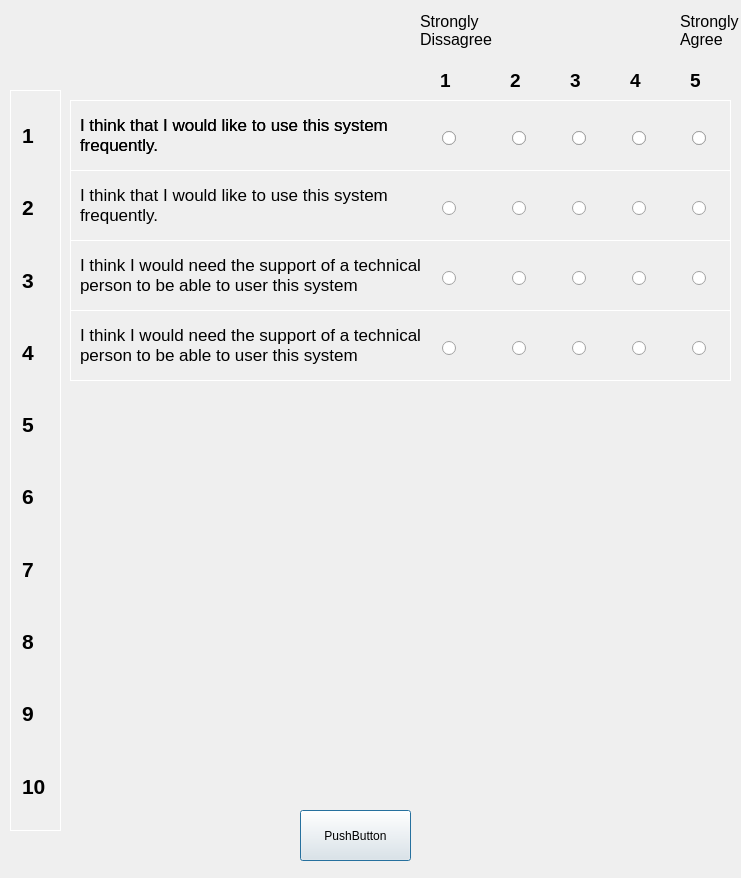
Above: surveydialog.ui from Sabreme/SurveyDialog before the change. Below: the same form after it.
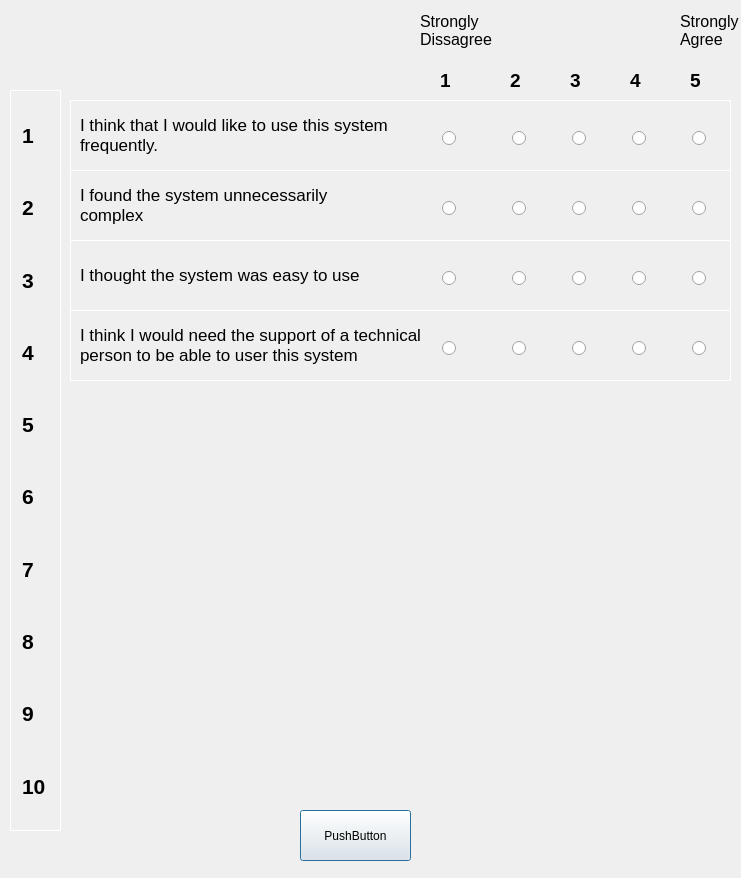
That is the form after the change.

```diff
--- a/surveydialog.ui
+++ b/surveydialog.ui
@@ -216,298 +216,6 @@
      </property>
     </widget>
    </widget>
-   <widget class="QFrame" name="frame_Q1_2">
-    <property name="geometry">
-     <rect>
-      <x>0</x>
-      <y>0</y>
-      <width>661</width>
-      <height>71</height>
-     </rect>
-    </property>
-    <property name="styleSheet">
-     <string notr="true">QFrame
-{
-border:1px solid white;
-}</string>
-    </property>
-    <property name="frameShape">
-     <enum>QFrame::StyledPanel</enum>
-    </property>
-    <property name="frameShadow">
-     <enum>QFrame::Raised</enum>
-    </property>
-    <widget class="QLabel" name="label_6">
-     <property name="geometry">
-      <rect>
-       <x>10</x>
-       <y>10</y>
-       <width>311</width>
-       <height>51</height>
-      </rect>
-     </property>
-     <property name="font">
-      <font>
-       <family>Arial</family>
-       <pointsize>13</pointsize>
-      </font>
-     </property>
-     <property name="styleSheet">
-      <string notr="true">QFrame
-{
-border:none;
-}</string>
-     </property>
-     <property name="text">
-      <string>&lt;html&gt;&lt;head/&gt;&lt;body&gt;&lt;p&gt;I think that I would like to use this system frequently.&lt;/p&gt;&lt;/body&gt;&lt;/html&gt;</string>
-     </property>
-     <property name="textFormat">
-      <enum>Qt::RichText</enum>
-     </property>
-     <property name="wordWrap">
-      <bool>true</bool>
-     </property>
-    </widget>
-    <widget class="QFrame" name="frame_Choice1_3">
-     <property name="geometry">
-      <rect>
-       <x>370</x>
-       <y>10</y>
-       <width>281</width>
-       <height>51</height>
-      </rect>
-     </property>
-     <property name="layoutDirection">
-      <enum>Qt::RightToLeft</enum>
-     </property>
-     <property name="styleSheet">
-      <string notr="true">QFrame
-{
-border:none;
-}</string>
-     </property>
-     <property name="frameShape">
-      <enum>QFrame::StyledPanel</enum>
-     </property>
-     <property name="frameShadow">
-      <enum>QFrame::Raised</enum>
-     </property>
-     <widget class="QRadioButton" name="quest1Ans2_4">
-      <property name="geometry">
-       <rect>
-        <x>70</x>
-        <y>20</y>
-        <width>16</width>
-        <height>16</height>
-       </rect>
-      </property>
-      <property name="text">
-       <string/>
-      </property>
-     </widget>
-     <widget class="QRadioButton" name="quest1Ans3_4">
-      <property name="geometry">
-       <rect>
-        <x>130</x>
-        <y>20</y>
-        <width>16</width>
-        <height>16</height>
-       </rect>
-      </property>
-      <property name="text">
-       <string/>
-      </property>
-     </widget>
-     <widget class="QRadioButton" name="quest1Ans4_4">
-      <property name="geometry">
-       <rect>
-        <x>190</x>
-        <y>20</y>
-        <width>16</width>
-        <height>16</height>
-       </rect>
-      </property>
-      <property name="text">
-       <string/>
-      </property>
-     </widget>
-     <widget class="QRadioButton" name="quest1Ans5_4">
-      <property name="geometry">
-       <rect>
-        <x>250</x>
-        <y>20</y>
-        <width>16</width>
-        <height>16</height>
-       </rect>
-      </property>
-      <property name="text">
-       <string/>
-      </property>
-     </widget>
-     <widget class="QRadioButton" name="quest1Ans1_4">
-      <property name="geometry">
-       <rect>
-        <x>0</x>
-        <y>20</y>
-        <width>16</width>
-        <height>16</height>
-       </rect>
-      </property>
-      <property name="layoutDirection">
-       <enum>Qt::RightToLeft</enum>
-      </property>
-      <property name="text">
-       <string/>
-      </property>
-     </widget>
-    </widget>
-   </widget>
-   <widget class="QFrame" name="frame_Q4_2">
-    <property name="geometry">
-     <rect>
-      <x>0</x>
-      <y>70</y>
-      <width>661</width>
-      <height>71</height>
-     </rect>
-    </property>
-    <property name="styleSheet">
-     <string notr="true">QFrame
-{
-border:1px solid white;
-}</string>
-    </property>
-    <property name="frameShape">
-     <enum>QFrame::StyledPanel</enum>
-    </property>
-    <property name="frameShadow">
-     <enum>QFrame::Raised</enum>
-    </property>
-    <widget class="QLabel" name="label_7">
-     <property name="geometry">
-      <rect>
-       <x>10</x>
-       <y>10</y>
-       <width>341</width>
-       <height>51</height>
-      </rect>
-     </property>
-     <property name="font">
-      <font>
-       <family>Arial</family>
-       <pointsize>13</pointsize>
-      </font>
-     </property>
-     <property name="styleSheet">
-      <string notr="true">QFrame
-{
-border:none;
-}</string>
-     </property>
-     <property name="text">
-      <string>&lt;html&gt;&lt;head/&gt;&lt;body&gt;&lt;p&gt;I think I would need the support of a technical person to be able to user this system&lt;/p&gt;&lt;/body&gt;&lt;/html&gt;</string>
-     </property>
-     <property name="textFormat">
-      <enum>Qt::RichText</enum>
-     </property>
-     <property name="wordWrap">
-      <bool>true</bool>
-     </property>
-    </widget>
-    <widget class="QFrame" name="frame_Choice4_3">
-     <property name="geometry">
-      <rect>
-       <x>370</x>
-       <y>10</y>
-       <width>281</width>
-       <height>51</height>
-      </rect>
-     </property>
-     <property name="layoutDirection">
-      <enum>Qt::RightToLeft</enum>
-     </property>
-     <property name="styleSheet">
-      <string notr="true">QFrame
-{
-border:none;
-}</string>
-     </property>
-     <property name="frameShape">
-      <enum>QFrame::StyledPanel</enum>
-     </property>
-     <property name="frameShadow">
-      <enum>QFrame::Raised</enum>
-     </property>
-     <widget class="QRadioButton" name="quest4Ans1_3">
-      <property name="geometry">
-       <rect>
-        <x>0</x>
-        <y>20</y>
-        <width>16</width>
-        <height>16</height>
-       </rect>
-      </property>
-      <property name="layoutDirection">
-       <enum>Qt::RightToLeft</enum>
-      </property>
-      <property name="text">
-       <string/>
-      </property>
-     </widget>
-     <widget class="QRadioButton" name="quest4Ans2_3">
-      <property name="geometry">
-       <rect>
-        <x>70</x>
-        <y>20</y>
-        <width>16</width>
-        <height>16</height>
-       </rect>
-      </property>
-      <property name="text">
-       <string/>
-      </property>
-     </widget>
-     <widget class="QRadioButton" name="quest4Ans3_3">
-      <property name="geometry">
-       <rect>
-        <x>130</x>
-        <y>20</y>
-        <width>16</width>
-        <height>16</height>
-       </rect>
-      </property>
-      <property name="text">
-       <string/>
-      </property>
-     </widget>
-     <widget class="QRadioButton" name="quest4Ans4_3">
-      <property name="geometry">
-       <rect>
-        <x>190</x>
-        <y>20</y>
-        <width>16</width>
-        <height>16</height>
-       </rect>
-      </property>
-      <property name="text">
-       <string/>
-      </property>
-     </widget>
-     <widget class="QRadioButton" name="quest5Ans5_3">
-      <property name="geometry">
-       <rect>
-        <x>250</x>
-        <y>20</y>
-        <width>16</width>
-        <height>16</height>
-       </rect>
-      </property>
-      <property name="text">
-       <string/>
-      </property>
-     </widget>
-    </widget>
-   </widget>
   </widget>
   <widget class="QFrame" name="frame_Numbers">
    <property name="geometry">
@@ -1005,7 +713,7 @@
 }</string>
     </property>
     <property name="text">
-     <string>&lt;html&gt;&lt;head/&gt;&lt;body&gt;&lt;p&gt;I think that I would like to use this system frequently.&lt;/p&gt;&lt;/body&gt;&lt;/html&gt;</string>
+     <string>&lt;html&gt;&lt;head/&gt;&lt;body&gt;&lt;p&gt;I found the system unnecessarily complex&lt;/p&gt;&lt;/body&gt;&lt;/html&gt;</string>
     </property>
     <property name="textFormat">
      <enum>Qt::RichText</enum>
@@ -1151,7 +859,7 @@
 }</string>
     </property>
     <property name="text">
-     <string>&lt;html&gt;&lt;head/&gt;&lt;body&gt;&lt;p&gt;I think I would need the support of a technical person to be able to user this system&lt;/p&gt;&lt;/body&gt;&lt;/html&gt;</string>
+     <string>&lt;html&gt;&lt;head/&gt;&lt;body&gt;&lt;p&gt;I thought the system was easy to use&lt;/p&gt;&lt;/body&gt;&lt;/html&gt;</string>
     </property>
     <property name="textFormat">
      <enum>Qt::RichText</enum>
```
Left out of the diff: 66 changed lines with no effect on the pictures.
